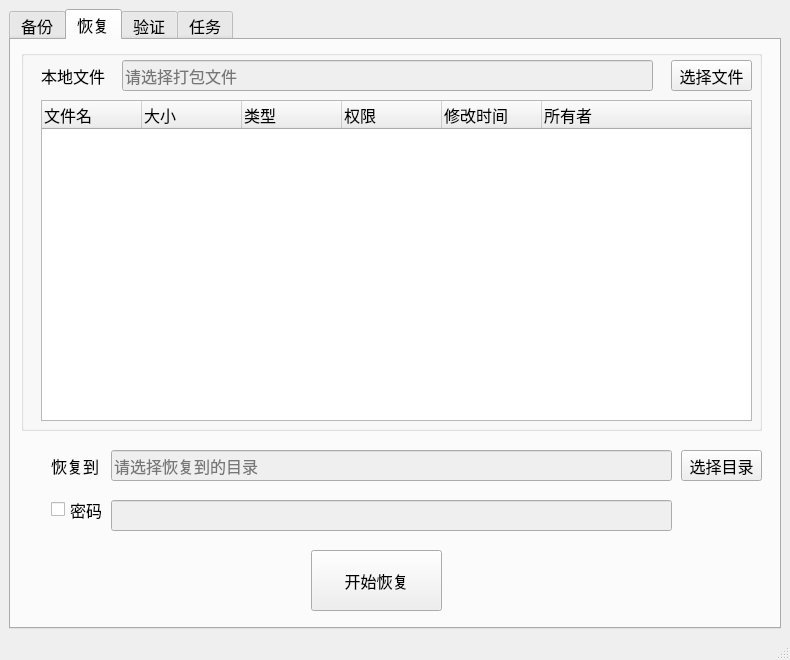
First picture: the form in BackupGUI/mainwindow.ui, repository skifisy/FilesBackup, before the edit.
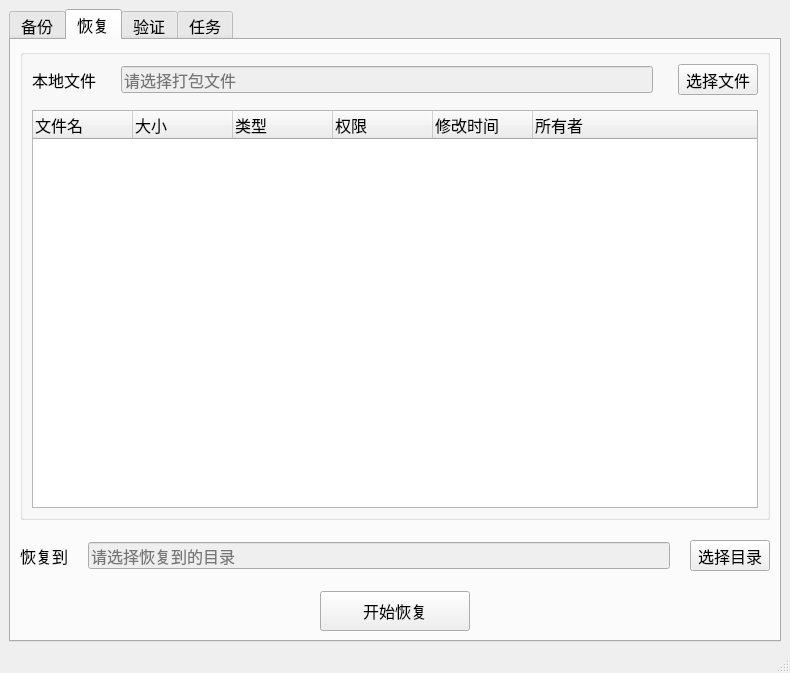
Second picture: the form after the edit. Icons and pictures are not drawn.

```diff
--- a/BackupGUI/mainwindow.ui
+++ b/BackupGUI/mainwindow.ui
@@ -7,7 +7,7 @@
     <x>0</x>
     <y>0</y>
     <width>790</width>
-    <height>660</height>
+    <height>673</height>
    </rect>
   </property>
   <property name="windowTitle">
@@ -217,15 +217,12 @@
        <attribute name="title">
         <string>恢复</string>
        </attribute>
+       <layout class="QVBoxLayout" name="verticalLayout_4">
+        <property name="spacing">
+         <number>20</number>
+        </property>
+        <item>
        <widget class="QGroupBox" name="localGroupBox">
-        <property name="geometry">
-         <rect>
-          <x>10</x>
-          <y>10</y>
-          <width>741</width>
-          <height>381</height>
-         </rect>
-        </property>
         <property name="title">
          <string/>
         </property>
@@ -238,31 +235,27 @@
         <property name="checked">
          <bool>false</bool>
         </property>
+          <layout class="QVBoxLayout" name="verticalLayout_3">
+           <property name="spacing">
+            <number>15</number>
+           </property>
+           <item>
+            <layout class="QHBoxLayout" name="horizontalLayout_2">
+             <property name="spacing">
+              <number>25</number>
+             </property>
+             <item>
         <widget class="QLabel" name="label_12">
-         <property name="geometry">
-          <rect>
-           <x>20</x>
-           <y>10</y>
-           <width>71</width>
-           <height>31</height>
-          </rect>
-         </property>
          <property name="text">
           <string>本地文件</string>
          </property>
         </widget>
+             </item>
+             <item>
         <widget class="QLineEdit" name="localFileRestoreLineEdit">
          <property name="enabled">
           <bool>false</bool>
          </property>
-         <property name="geometry">
-          <rect>
-           <x>101</x>
-           <y>10</y>
-           <width>531</width>
-           <height>31</height>
-          </rect>
-         </property>
          <property name="readOnly">
           <bool>true</bool>
          </property>
@@ -270,31 +263,21 @@
           <string>请选择打包文件</string>
          </property>
         </widget>
+             </item>
+             <item>
         <widget class="QToolButton" name="browseLocalFile">
-         <property name="geometry">
-          <rect>
-           <x>650</x>
-           <y>10</y>
-           <width>81</width>
-           <height>31</height>
-          </rect>
-         </property>
          <property name="text">
           <string>选择文件</string>
          </property>
         </widget>
+             </item>
+            </layout>
+           </item>
+           <item>
         <widget class="QTreeWidget" name="packFileList">
          <property name="enabled">
           <bool>true</bool>
          </property>
-         <property name="geometry">
-          <rect>
-           <x>20</x>
-           <y>50</y>
-           <width>711</width>
-           <height>321</height>
-          </rect>
-         </property>
          <property name="focusPolicy">
           <enum>Qt::StrongFocus</enum>
          </property>
@@ -335,89 +318,56 @@
           </property>
          </column>
         </widget>
-       </widget>
-       <widget class="QToolButton" name="browseRestoreDirectoryButton">
-        <property name="geometry">
-         <rect>
-          <x>670</x>
-          <y>410</y>
-          <width>81</width>
-          <height>31</height>
-         </rect>
-        </property>
-        <property name="text">
-         <string>选择目录</string>
-        </property>
-       </widget>
-       <widget class="QCheckBox" name="passwordCheckBox">
-        <property name="enabled">
-         <bool>true</bool>
-        </property>
-        <property name="geometry">
-         <rect>
-          <x>40</x>
-          <y>460</y>
-          <width>51</width>
-          <height>19</height>
-         </rect>
-        </property>
-        <property name="text">
-         <string>密码</string>
-        </property>
-        <property name="checkable">
-         <bool>false</bool>
-        </property>
-       </widget>
-       <widget class="QLineEdit" name="backupFileRestoreDirectoryLineEdit">
-        <property name="enabled">
-         <bool>false</bool>
-        </property>
-        <property name="geometry">
-         <rect>
-          <x>100</x>
-          <y>410</y>
-          <width>561</width>
-          <height>31</height>
-         </rect>
-        </property>
-        <property name="placeholderText">
-         <string>请选择恢复到的目录</string>
-        </property>
-       </widget>
+           </item>
+          </layout>
+         </widget>
+        </item>
+        <item>
+         <layout class="QHBoxLayout" name="horizontalLayout_5">
+          <property name="spacing">
+           <number>20</number>
+          </property>
+          <item>
        <widget class="QLabel" name="label_15">
-        <property name="geometry">
-         <rect>
-          <x>40</x>
-          <y>410</y>
-          <width>51</width>
-          <height>31</height>
-         </rect>
-        </property>
         <property name="text">
          <string>恢复到</string>
         </property>
        </widget>
-       <widget class="QLineEdit" name="passwordLineEdit">
+          </item>
+          <item>
+           <widget class="QLineEdit" name="backupFileRestoreDirectoryLineEdit">
         <property name="enabled">
          <bool>false</bool>
         </property>
-        <property name="geometry">
-         <rect>
-          <x>100</x>
-          <y>460</y>
-          <width>561</width>
-          <height>31</height>
-         </rect>
-        </property>
-       </widget>
+            <property name="placeholderText">
+             <string>请选择恢复到的目录</string>
+            </property>
+           </widget>
+          </item>
+          <item>
+           <widget class="QToolButton" name="browseRestoreDirectoryButton">
+            <property name="text">
+             <string>选择目录</string>
+            </property>
+           </widget>
+          </item>
+         </layout>
+        </item>
+        <item>
+         <layout class="QHBoxLayout" name="horizontalLayout_7">
+          <item>
        <widget class="QPushButton" name="startRestoreButton">
-        <property name="geometry">
-         <rect>
-          <x>300</x>
-          <y>510</y>
-          <width>131</width>
-          <height>61</height>
-         </rect>
+            <property name="minimumSize">
+             <size>
+              <width>0</width>
+              <height>40</height>
+             </size>
+            </property>
+            <property name="maximumSize">
+             <size>
+              <width>150</width>
+              <height>16777215</height>
+             </size>
         </property>
         <property name="text">
          <string>开始恢复</string>
@@ -427,6 +377,10 @@
           <normaloff>:/icons/icons/start.png</normaloff>:/icons/icons/start.png</iconset>
         </property>
        </widget>
+          </item>
+         </layout>
+        </item>
+       </layout>
       </widget>
       <widget class="QWidget" name="tab_3">
        <attribute name="title">
```
Lines whose indentation alone changed are shown as unchanged.
